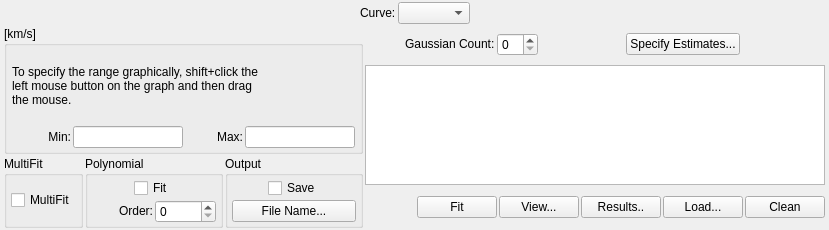
Old version of the form code/display/QtPlotter/SpecFitSettingsWidgetRadio.ui in the repository radio-astro/casa.
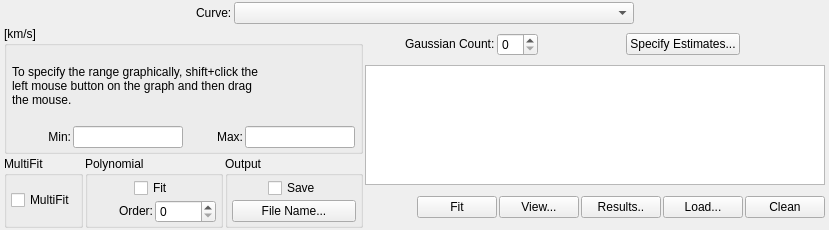
New version of the form.

Patch:
```diff
--- a/code/display/QtPlotter/SpecFitSettingsWidgetRadio.ui
+++ b/code/display/QtPlotter/SpecFitSettingsWidgetRadio.ui
@@ -10,6 +10,18 @@
     <height>230</height>
    </rect>
   </property>
+  <property name="sizePolicy">
+   <sizepolicy hsizetype="MinimumExpanding" vsizetype="Preferred">
+    <horstretch>0</horstretch>
+    <verstretch>0</verstretch>
+   </sizepolicy>
+  </property>
+  <property name="minimumSize">
+   <size>
+    <width>747</width>
+    <height>0</height>
+   </size>
+  </property>
   <property name="windowTitle">
    <string>SpecFitSettingsWidgetRadio</string>
   </property>
@@ -43,7 +55,20 @@
       </widget>
      </item>
      <item>
-      <widget class="QComboBox" name="curveComboBox"/>
+      <widget class="QComboBox" name="curveComboBox">
+       <property name="sizePolicy">
+        <sizepolicy hsizetype="MinimumExpanding" vsizetype="Fixed">
+         <horstretch>0</horstretch>
+         <verstretch>0</verstretch>
+        </sizepolicy>
+       </property>
+       <property name="minimumSize">
+        <size>
+         <width>400</width>
+         <height>0</height>
+        </size>
+       </property>
+      </widget>
      </item>
      <item>
       <spacer name="horizontalSpacer_9">
```
Left out of the diff: 2 changed lines with no effect on the pictures.
